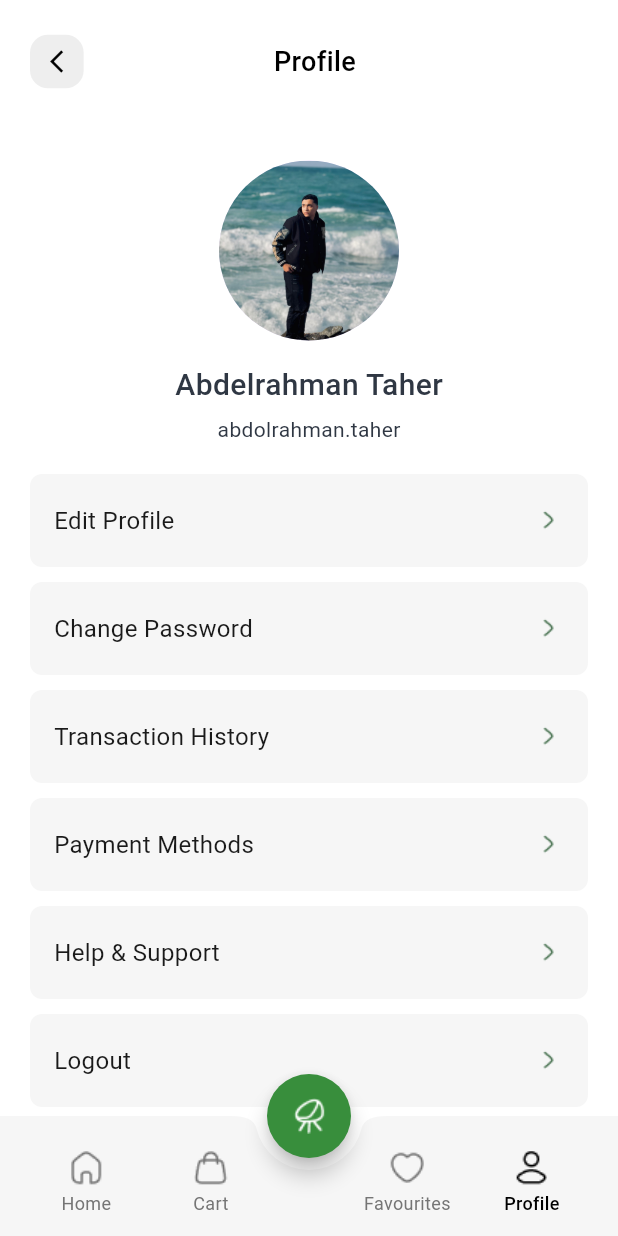
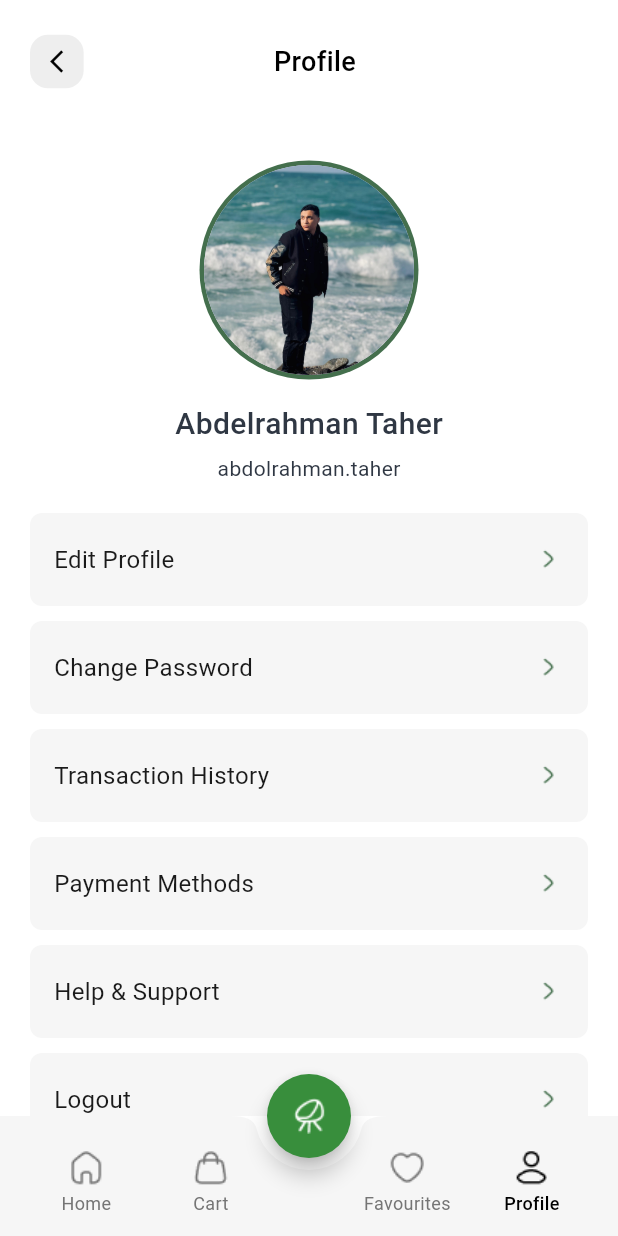
Before and after one commit to FarhaAhmed21/Decora, a Flutter app: the ProfileScreen screen opened directly, on a phone screen of 412 x 824 dp. Run offline on Flutter 3.47's test engine with Material 3 defaults, Android fonts, the phone set to English and light mode, and no system bars; our stand-ins replace flutter_bloc, lottie; Roboto replaces fonts that are missing (Montserratt).

Commit message:
Refactor EditProfileUI and ProfileScreen layout; enhance profile image display and add edit icon

```diff
--- a/lib/src/features/profile/screens/profile_screen.dart
+++ b/lib/src/features/profile/screens/profile_screen.dart
@@ -47,13 +47,21 @@ class ProfileBody extends StatelessWidget {
       children: [
         SizedBox(height: MediaQuery.of(context).padding.top + 5),
         const CustomAppBar(title: 'Profile'),
-        SingleChildScrollView(
+        Expanded(
+          child: SingleChildScrollView(
+            //why
+            scrollDirection: Axis.vertical,
+            physics: const BouncingScrollPhysics(),
             child: Column(
               children: [
                 const SizedBox(height: 30),
                 CircleAvatar(
-                radius: 60,
+                  radius: 73,
+                  backgroundColor: AppColors.primary,
+                  child: CircleAvatar(
+                    radius: 70,
                     backgroundImage: AssetImage(profileImagepath),
+                  ),
                 ),
                 const SizedBox(height: 15),
                 Text(
@@ -84,6 +92,7 @@ class ProfileBody extends StatelessWidget {
                   ),
                 ),
               ],
+            ),
           ),
         ),
       ],
```
Also changed, not shown: lib/src/features/profile/screens/edit_profile.dart (+10 -4 lines), assets/icons/edit-02.png (added). Lines whose indentation alone changed are shown as unchanged.
